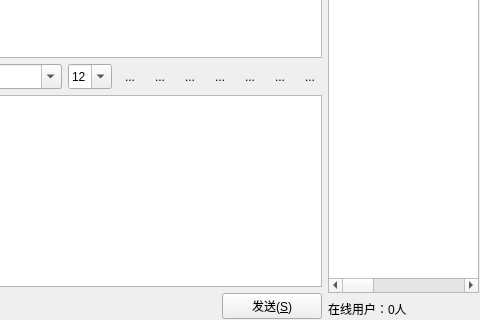
toby20130333/BiJiaSpider, file chat/bjchatwidget.ui: the form before one commit; both pictures show x 134 to 614 and y 361 to 681 of the 614 by 681 pixel window.
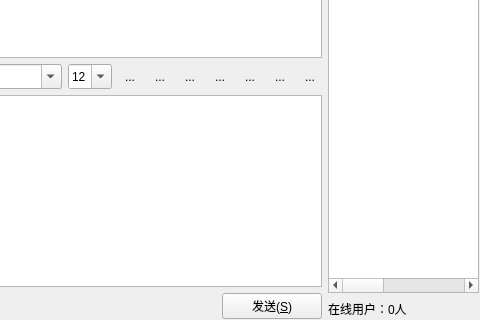
The form after the commit. Icons and pictures are not drawn.

```diff
--- a/chat/bjchatwidget.ui
+++ b/chat/bjchatwidget.ui
@@ -443,7 +443,7 @@
         <bool>false</bool>
        </property>
        <property name="columnCount">
-        <number>4</number>
+        <number>3</number>
        </property>
        <attribute name="horizontalHeaderDefaultSectionSize">
         <number>80</number>
@@ -482,7 +482,6 @@
          </color>
         </property>
        </column>
-       <column/>
       </widget>
      </item>
      <item row="1" column="0">
```
